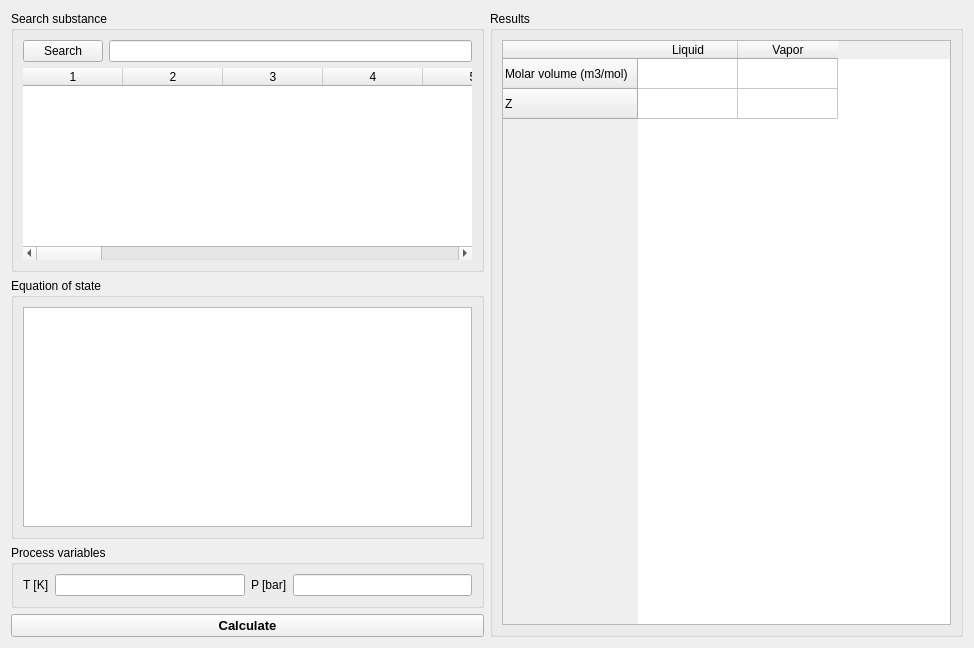
Before: the Qt Designer form designer/pure_substance_calculations_ui.ui in marcusbfs/Sindri, drawn with Qt 5.
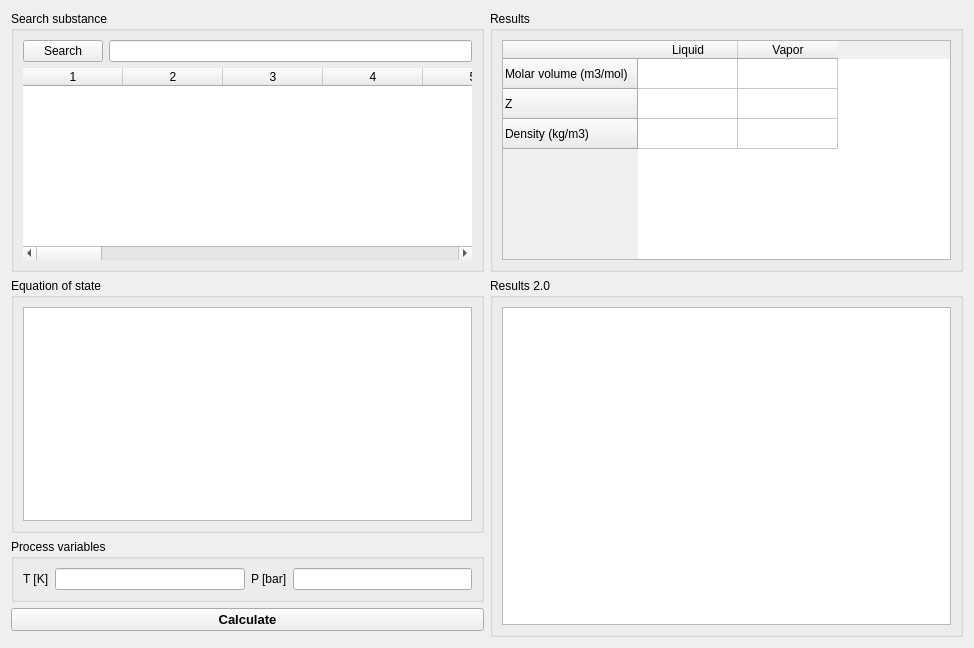
After: the same form once the commit is applied.

Commit message: raise some errors, plain text results added

What changed in the file:
```diff
--- a/designer/pure_substance_calculations_ui.ui
+++ b/designer/pure_substance_calculations_ui.ui
@@ -194,7 +194,7 @@
      </property>
     </widget>
    </item>
-   <item row="0" column="1" rowspan="4">
+   <item row="0" column="1">
     <widget class="QGroupBox" name="groupBox_results">
      <property name="title">
       <string>Results</string>
@@ -203,7 +203,7 @@
       <item row="0" column="0">
        <widget class="QTableWidget" name="tableWidget_results">
         <property name="rowCount">
-         <number>2</number>
+         <number>3</number>
         </property>
         <property name="columnCount">
          <number>2</number>
@@ -218,6 +218,11 @@
           <string>Z</string>
          </property>
         </row>
+        <row>
+         <property name="text">
+          <string>Density (kg/m3)</string>
+         </property>
+        </row>
         <column>
          <property name="text">
           <string>Liquid</string>
@@ -233,6 +238,25 @@
      </layout>
     </widget>
    </item>
+   <item row="1" column="1" rowspan="4">
+    <widget class="QGroupBox" name="groupBox_resultstxt">
+     <property name="title">
+      <string>Results 2.0</string>
+     </property>
+     <layout class="QGridLayout" name="gridLayout_6">
+      <item row="0" column="0">
+       <widget class="QPlainTextEdit" name="plainTextEdit_results">
+        <property name="readOnly">
+         <bool>true</bool>
+        </property>
+        <property name="plainText">
+         <string/>
+        </property>
+       </widget>
+      </item>
+     </layout>
+    </widget>
+   </item>
   </layout>
  </widget>
  <resources/>
```
Left out of the diff: 62 changed lines with no effect on the pictures. The commit also changes 10 other files.
